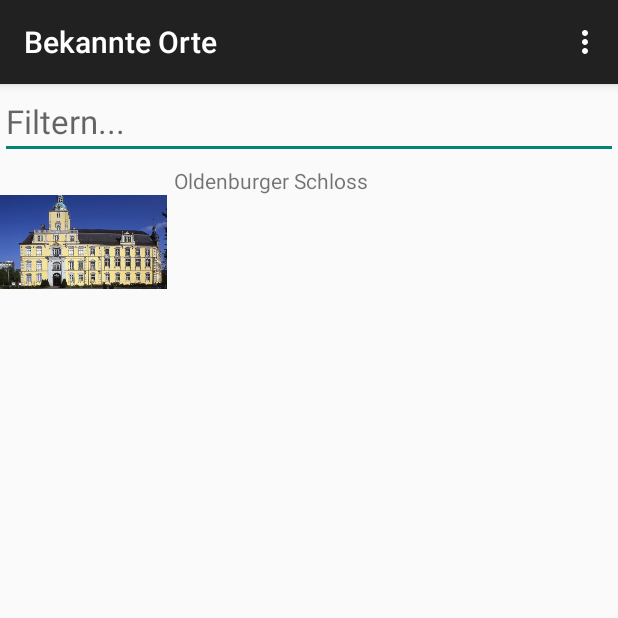
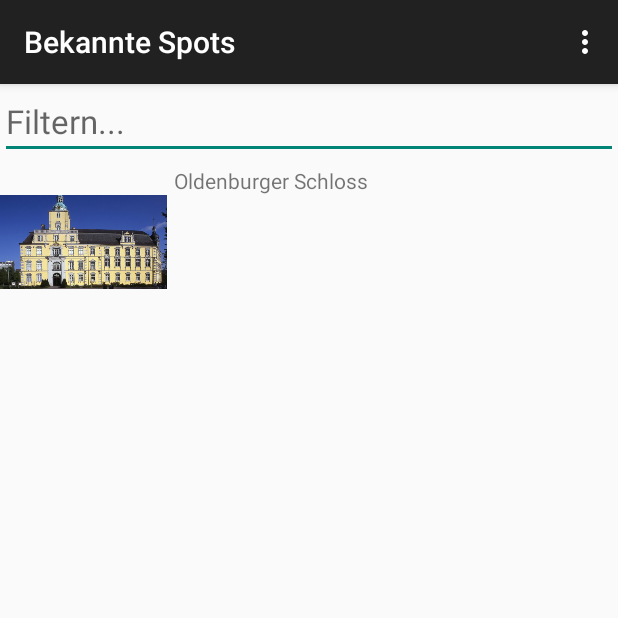
Before and after one commit to jps90/SpotVisitor, an Android app: the LocationActivity screen opened directly, with no data from a screen before it, on a phone screen of 412 x 824 dp, the top half of it. Run offline under Robolectric (Android 15) with nearby library versions, the phone set to English and light mode, and no system bars.

Commit message:
Internationalisierung angepasst

```diff
--- a/app/src/main/res/values/strings.xml
+++ b/app/src/main/res/values/strings.xml
@@ -2,12 +2,12 @@
     <string name="app_name">SpotVisitor</string>
 
     <string name="hello_world">Hallo Welt!</string>
-    <string name="action_settings">Settings</string>
-    <string name="titleLocationActivity">Bekannte Orte</string>
+    <string name="action_settings">Einstellungen</string>
+    <string name="titleLocationActivity">Bekannte Spots</string>
     <string name="titleCompassActivity">Kompass</string>
     <string name="lblLocation">Ort</string>
     <string name="lblDesctiption">Beschreibung</string>
-    <string name="action_location">Orte</string>
+    <string name="action_location">Spots</string>
     <string name="action_compass">Kompass</string>
     <string name="action_detail">Neuer Eintrag</string>
     <string name="filter">Filtern...</string>
```
Also changed, not shown: 1 other file.
